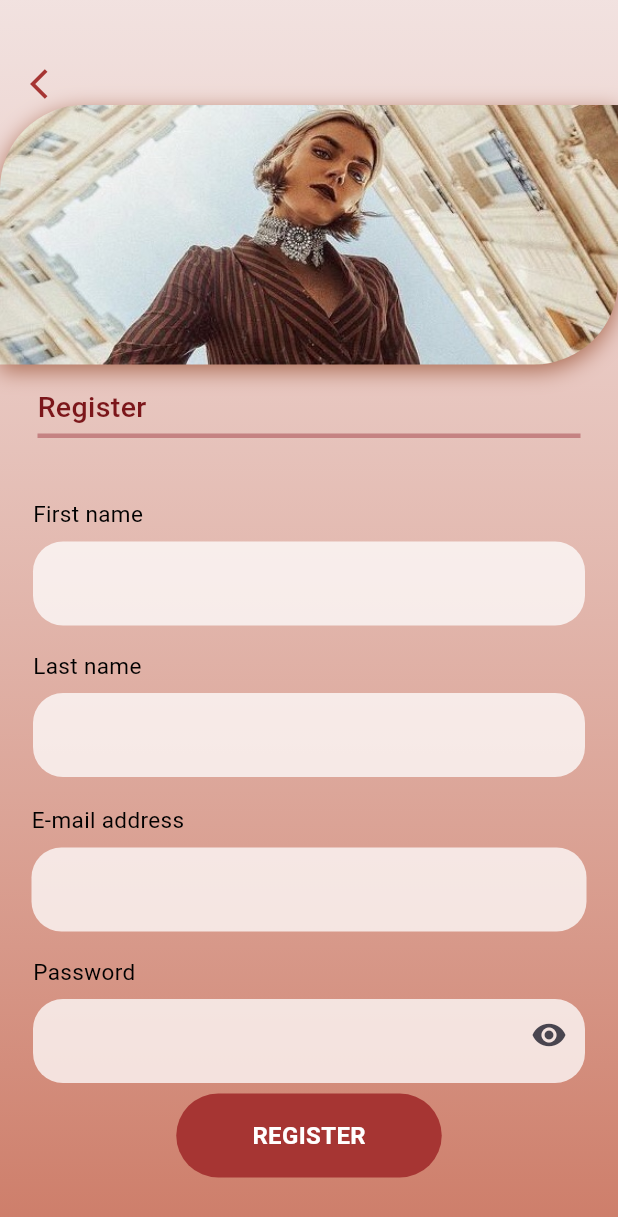
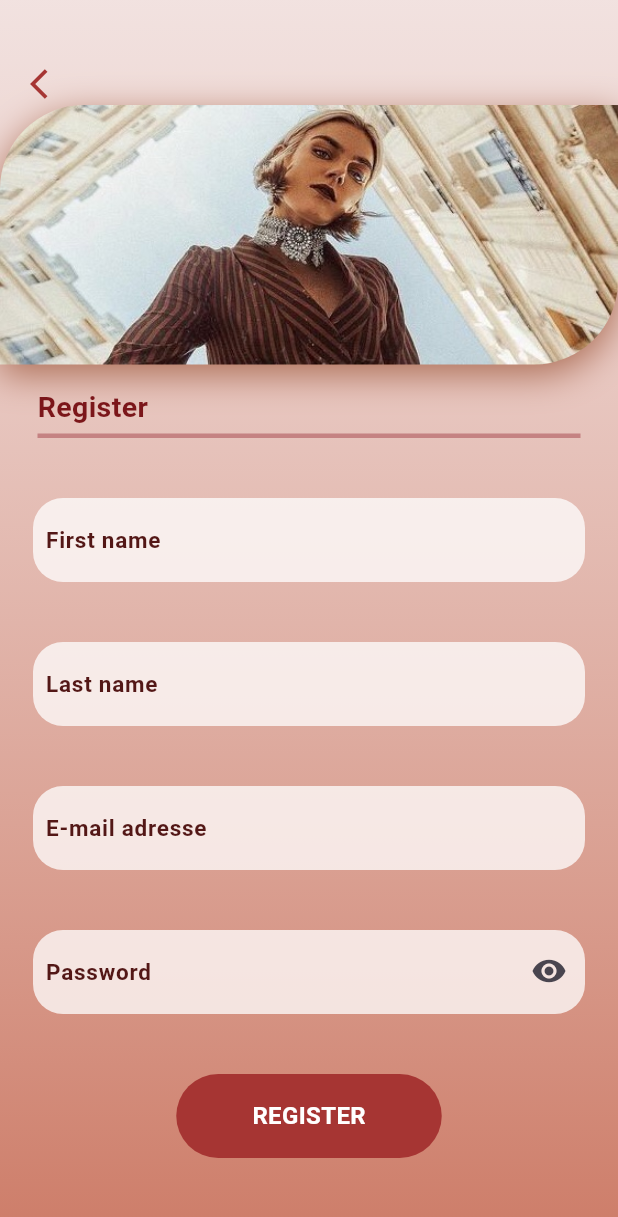
Before and after one commit to Shahrzadzhr/my_project_modame, a Flutter app: the RegisterScreen screen opened by its route, on a phone screen of 412 x 824 dp. Shown: the top 1217 px of the screen. Run offline on Flutter 3.47's test engine with Material 3 defaults, Android fonts, the phone set to English and light mode, and no system bars; our stand-ins replace cloud_firestore, firebase_auth, firebase_core; accounts and stored records are empty; generated files the repository leaves out were written again; network calls fail; Roboto replaces fonts that are missing (SF Pro).

Commit message:
Änderungen

```diff
--- a/lib/src/data/auth_repository.dart
+++ b/lib/src/data/auth_repository.dart
@@ -31,4 +31,7 @@ class AuthRepository {
   Stream<User?> authStateChanges() {
     return _firebaseAuth.authStateChanges();
   }
+
+  void registerWithEmailAndPasswordAndFirstnameAndLastname(
+      String text, String text2, String text3, String text4) {}
 }
--- a/lib/src/features/authentication/presentation/register_screen.dart
+++ b/lib/src/features/authentication/presentation/register_screen.dart
@@ -2,7 +2,7 @@ import 'package:flutter/material.dart';
 import 'package:my_project_modame/src/data/auth_repository.dart';
 import 'package:my_project_modame/src/data/database_repository.dart';
 
-class RegisterScreen extends StatelessWidget {
+class RegisterScreen extends StatefulWidget {
 // Attribute
   final DatabaseRepository databaseRepository;
   final AuthRepository authRepository;
@@ -13,9 +13,42 @@ class RegisterScreen extends StatelessWidget {
       required this.authRepository});
 
   @override
+  State<RegisterScreen> createState() => _RegisterScreenState();
+}
+
+class _RegisterScreenState extends State<RegisterScreen> {
+  late TextEditingController firstnameController;
+  late TextEditingController lastnameController;
+  late TextEditingController emailController;
+  late TextEditingController passwordController;
+
+  @override
+  void initState() {
+    firstnameController = TextEditingController();
+    lastnameController = TextEditingController();
+    emailController = TextEditingController();
+    passwordController = TextEditingController();
+    super.initState();
+  }
+
+  @override
+  void dispose() {
+    firstnameController.dispose();
+    lastnameController.dispose();
+    emailController.dispose();
+    passwordController.dispose();
+    super.dispose();
+  }
+
+  @override
   Widget build(BuildContext context) {
+    return registerScreenWidget(context);
+  }
+
+  Widget registerScreenWidget(BuildContext context) {
     return Scaffold(
-        body: Stack(children: [
+      body: Stack(
+        children: [
           Container(
             decoration: const BoxDecoration(
               gradient: LinearGradient(
@@ -57,8 +90,8 @@ class RegisterScreen extends StatelessWidget {
                 boxShadow: [
                   BoxShadow(
                     color: Color(0xFFAD6F57),
-                blurRadius: 12,
-                offset: Offset(0, 4),
+                    blurRadius: 20,
+                    offset: Offset(0, 7),
                   ),
                 ],
               ),
@@ -77,7 +110,7 @@ class RegisterScreen extends StatelessWidget {
                     color: Color(0xFF7B161A),
                     fontSize: 19,
                     fontFamily: 'SF Pro',
-                fontWeight: FontWeight.w500,
+                    fontWeight: FontWeight.w600,
                     height: 1,
                   ),
                 ),
@@ -96,126 +129,110 @@ class RegisterScreen extends StatelessWidget {
             top: 332,
             left: 22,
             right: 22,
+            child: SingleChildScrollView(
               child: Column(
-          crossAxisAlignment: CrossAxisAlignment.start,
                 children: [
-            const Text(
-              'First name',
-              style: TextStyle(
-                color: Colors.black,
-                fontSize: 15,
-                fontFamily: 'SF Pro',
-                fontWeight: FontWeight.w400,
+                  buildTextInput("  First name", false, firstnameController),
+                  const SizedBox(height: 40),
+                  buildTextInput("  Last name", false, lastnameController),
+                  const SizedBox(height: 40),
+                  buildTextInput("  E-mail adresse", false, emailController),
+                  const SizedBox(height: 40),
+                  buildPasswordInput("  Password", passwordController),
+                  const SizedBox(height: 40),
+                  buildRegisterButton(
+                      context,
+                      widget.authRepository,
+                      firstnameController,
+                      lastnameController,
+                      emailController,
+                      passwordController),
+                ],
               ),
             ),
-            const SizedBox(height: 8),
-            Container(
+          )
+        ],
+      ),
+    );
+  }
+
+  Widget buildTextInput(
+      String label, bool obscureText, TextEditingController controller) {
+    return Container(
       height: 56,
       decoration: BoxDecoration(
         color: Colors.white.withOpacity(0.75),
         borderRadius: BorderRadius.circular(20),
       ),
-            ),
-          ],
+      alignment: Alignment.topLeft,
+      child: TextFormField(
+        controller: controller,
+        obscureText: obscureText,
+        decoration: InputDecoration(
+          border: InputBorder.none,
+          labelText: label,
+          labelStyle: const TextStyle(
+            color: Color.fromARGB(255, 83, 23, 22),
+            fontSize: 15,
+            fontFamily: 'SF Pro',
+            fontWeight: FontWeight.bold,
           ),
         ),
-      Positioned(
-        top: 433,
-        left: 22,
-        right: 22,
-        child: Column(
-          crossAxisAlignment: CrossAxisAlignment.start,
-          children: [
-            const Text(
-              'Last name',
-              style: TextStyle(
-                color: Colors.black,
-                fontSize: 15,
-                fontFamily: 'SF Pro',
-                fontWeight: FontWeight.w400,
       ),
-            ),
-            const SizedBox(height: 8),
-            Container(
+    );
+  }
+
+  Widget buildPasswordInput(String label, TextEditingController controller) {
+    bool obscureText = true;
+    return StatefulBuilder(
+      builder: (context, setState) {
+        return Container(
           height: 56,
           decoration: BoxDecoration(
             color: Colors.white.withOpacity(0.75),
             borderRadius: BorderRadius.circular(20),
           ),
-            ),
-          ],
-        ),
-      ),
-      Positioned(
-        top: 536,
-        left: 21,
-        right: 21,
-        child: Column(
-          crossAxisAlignment: CrossAxisAlignment.start,
-          children: [
-            const Text(
-              'E-mail address',
-              style: TextStyle(
-                color: Colors.black,
+          child: TextFormField(
+            controller: controller,
+            obscureText: obscureText,
+            decoration: InputDecoration(
+              border: InputBorder.none,
+              labelText: label,
+              labelStyle: const TextStyle(
+                color: Color.fromARGB(255, 83, 23, 22),
                 fontSize: 15,
                 fontFamily: 'SF Pro',
-                fontWeight: FontWeight.w400,
+                fontWeight: FontWeight.bold,
               ),
-            ),
-            const SizedBox(height: 8),
-            Container(
-              height: 56,
-              decoration: BoxDecoration(
-                color: Colors.white.withOpacity(0.75),
-                borderRadius: BorderRadius.circular(20),
-              ),
-            ),
-          ],
-        ),
-      ),
-      Positioned(
-        top: 637,
-        left: 22,
-        right: 22,
-        child: Column(
-          crossAxisAlignment: CrossAxisAlignment.start,
-          children: [
-            const Text(
-              'Password',
-              style: TextStyle(
-                color: Colors.black,
-                fontSize: 15,
-                fontFamily: 'SF Pro',
-                fontWeight: FontWeight.w400,
-              ),
-            ),
-            const SizedBox(height: 8),
-            Container(
-              height: 56,
-              decoration: BoxDecoration(
-                color: Colors.white.withOpacity(0.75),
-                borderRadius: BorderRadius.circular(20),
-              ),
-              child: const TextField(
-                obscureText: true,
-                decoration: InputDecoration(
-                  border: InputBorder.none,
-                  suffixIcon: Icon(Icons.visibility),
-                  contentPadding: EdgeInsets.symmetric(horizontal: 12),
+              suffixIcon: IconButton(
+                icon: Icon(obscureText ? Icons.visibility : Icons.visibility),
+                onPressed: () {
+                  setState(() {
+                    obscureText = !obscureText;
+                  });
+                },
               ),
             ),
           ),
-          ],
-        ),
-      ),
-      Positioned(
-        bottom: 39,
-        left: 108,
-        right: 108,
-        child: Column(
-          children: [
-            GestureDetector(
+        );
+      },
+    );
+  }
+
+  Widget buildRegisterButton(
+      BuildContext context,
+      AuthRepository authRepository,
+      TextEditingController controllerFirstname,
+      TextEditingController controllerLastname,
+      TextEditingController controllerMail,
+      TextEditingController controllerPassword) {
+    return GestureDetector(
       onTap: () {
+        authRepository.registerWithEmailAndPasswordAndFirstnameAndLastname(
+            controllerFirstname.text,
+            controllerLastname.text,
+            controllerMail.text,
+            controllerPassword.text);
         Navigator.pushNamed(context, '/account');
       },
       child: Container(
@@ -236,10 +253,6 @@ class RegisterScreen extends StatelessWidget {
           ),
         ),
       ),
-            ),
-          ],
-        ),
-      )
-    ]));
+    );
   }
 }
--- a/lib/src/features/authentication/presentation/welcome_screen.dart
+++ b/lib/src/features/authentication/presentation/welcome_screen.dart
@@ -43,8 +43,8 @@ class WelcomeScreen extends StatelessWidget {
                 BoxShadow(
                   color: Colors.brown.withOpacity(0.6),
                   spreadRadius: 7,
-                  blurRadius: 8,
-                  offset: const Offset(0, 3),
+                  blurRadius: 30,
+                  offset: const Offset(0, 5),
                 ),
               ],
               image: const DecorationImage(
```
Also changed, not shown: lib/src/features/authentication/presentation/login_screen.dart (+4 -4 lines), lib/src/features/profile/presentation/personal_account.dart (+63 -7 lines). Lines whose indentation alone changed are shown as unchanged.
